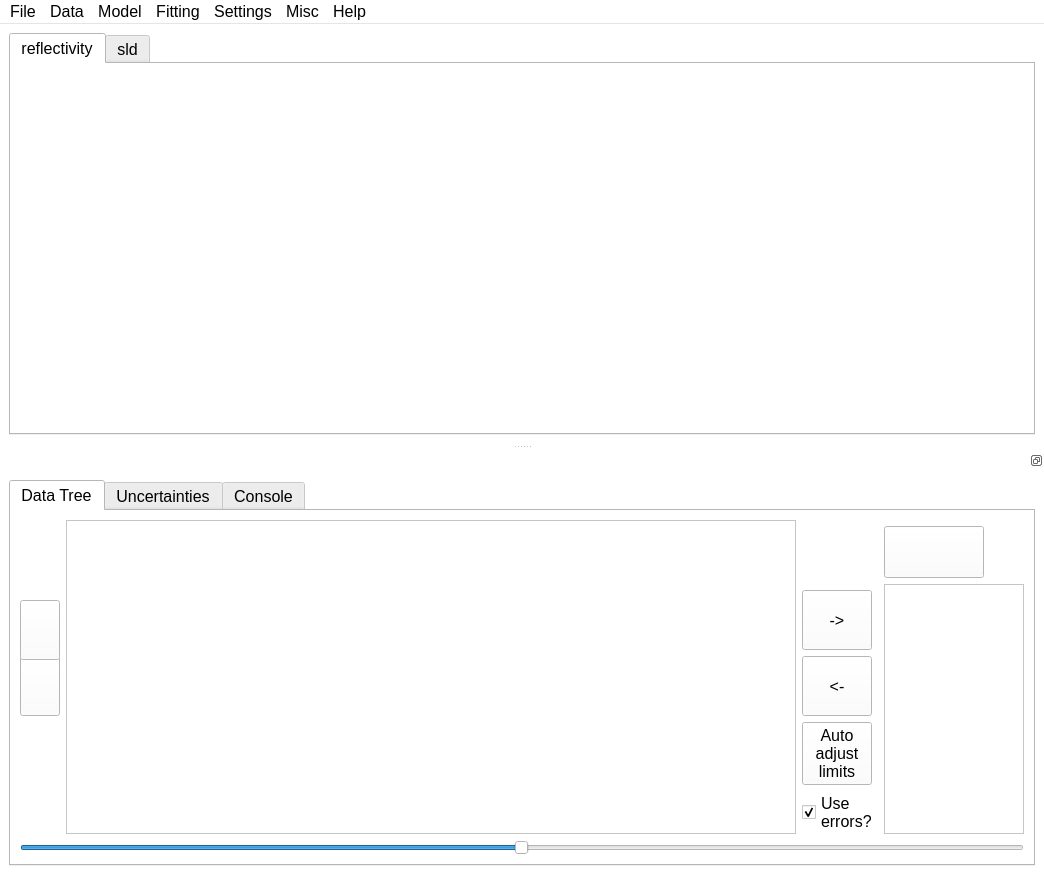
Qt form refnx/reflect/_app/ui/motofit.ui (refnx/refnx) before a commit.
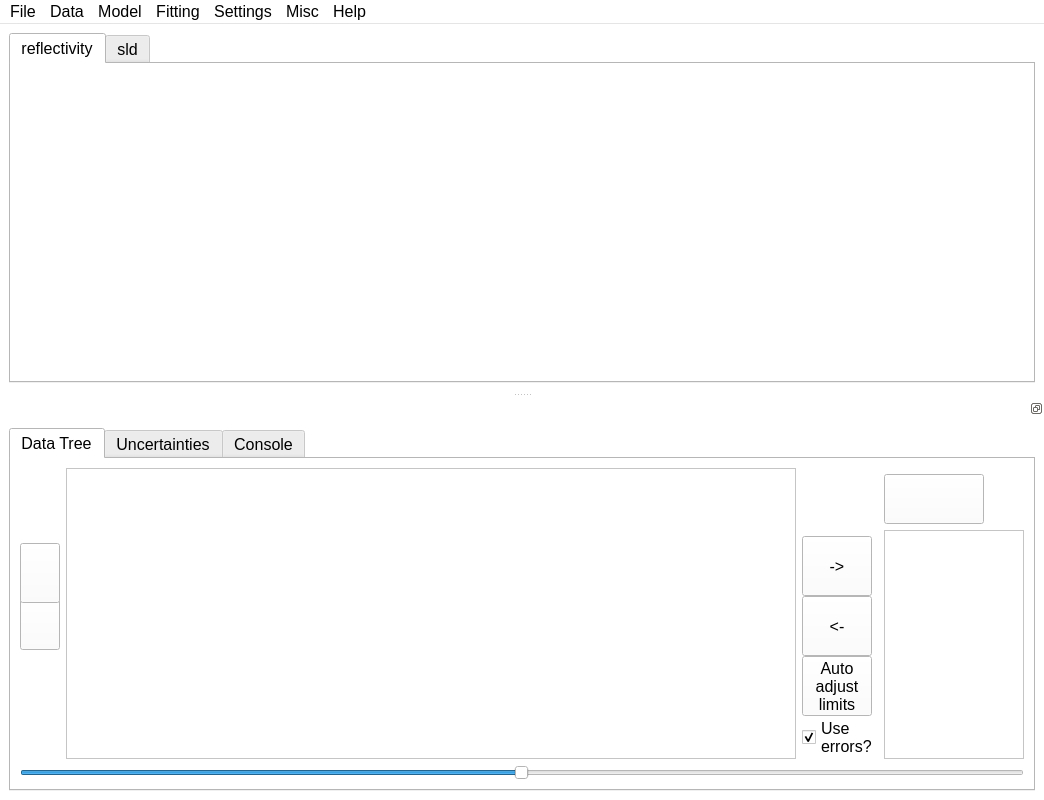
The same form after that commit. Icons and pictures are not drawn.

Patch:
```diff
--- a/refnx/reflect/_app/ui/motofit.ui
+++ b/refnx/reflect/_app/ui/motofit.ui
@@ -7,7 +7,7 @@
     <x>0</x>
     <y>0</y>
     <width>1044</width>
-    <height>875</height>
+    <height>800</height>
    </rect>
   </property>
   <property name="sizePolicy">
@@ -883,6 +883,31 @@
              <pointsize>12</pointsize>
             </font>
            </property>
+           <property name="styleSheet">
+            <string notr="true">QTreeView::branch:has-siblings:!adjoins-item {
+    border-image: url(:/icons/vline.png) 0;
+}
+
+QTreeView::branch:has-siblings:adjoins-item {
+    border-image: url(:/icons/branch-more.png) 0;
+}
+
+QTreeView::branch:!has-children:!has-siblings:adjoins-item {
+    border-image: url(:/icons/branch-end.png) 0;
+}
+
+QTreeView::branch:has-children:!has-siblings:closed,
+QTreeView::branch:closed:has-children:has-siblings {
+        border-image: none;
+        image: url(:/icons/branch-closed.png);
+}
+
+QTreeView::branch:open:has-children:!has-siblings,
+QTreeView::branch:open:has-children:has-siblings  {
+        border-image: none;
+        image: url(:/icons/branch-open.png);
+}</string>
+           </property>
            <property name="selectionMode">
             <enum>QAbstractItemView::ExtendedSelection</enum>
            </property>
```
Left out of the diff: 8 changed lines with no effect on the pictures.
